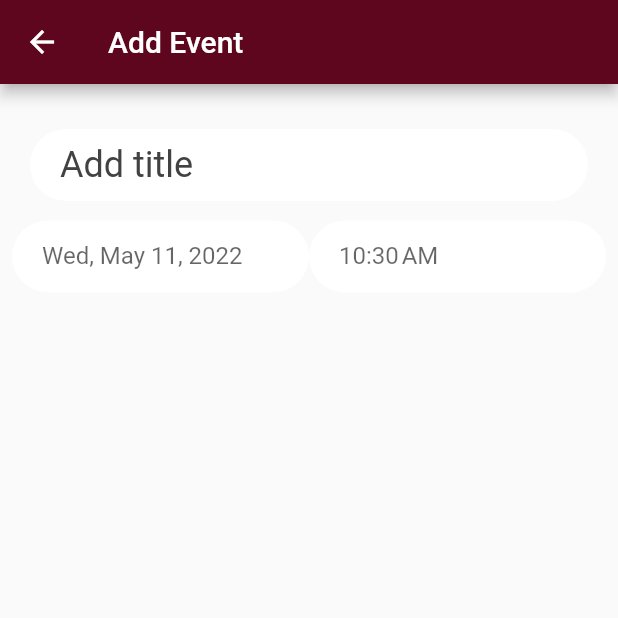
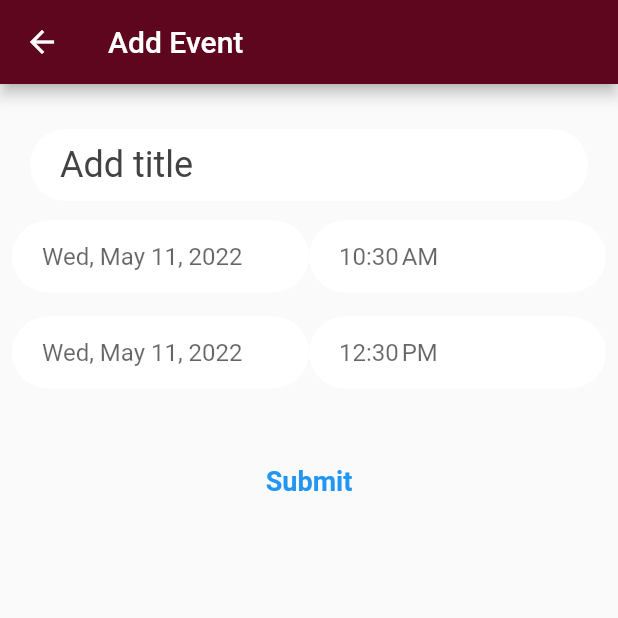
Before and after one commit to Loximity-oss/UTM-Study-Planner, a Flutter app: the CalendarEvent screen opened directly, on a phone screen of 412 x 824 dp, the top half of it. Run offline on Flutter 3.47's test engine with Material 2 defaults, Android fonts, the phone set to English and light mode, and no system bars; our stand-ins replace email_validator, flutter_calendar_carousel, flutter_local_notifications, font_awesome_flutter, hive, hive_flutter and 3 more; missing offline and left inert: mysql_client; accounts and stored records are empty; project files that could hold a hidden picture were left out.

Commit message:
Completed Front End of Add Event Page

```diff
--- a/utmstudyplanner_mobile/lib/views/home/calendarv2.dart
+++ b/utmstudyplanner_mobile/lib/views/home/calendarv2.dart
@@ -34,6 +34,7 @@ class _CalendarEventPageState extends State<CalendarEvent> {
   final dateAfterInput = TextEditingController();
   final timeBeforeInput = TextEditingController();
   final timeAfterInput = TextEditingController();
+  late DateTime date;
 
   @override
   Widget build(BuildContext context) {
@@ -84,17 +85,17 @@ class _CalendarEventPageState extends State<CalendarEvent> {
                         Expanded(
                           child: TextFormField(
                             controller: dateBeforeInput,
-                            onTap: () {
+                            onTap: () async {
                               FocusScope.of(context).requestFocus(FocusNode());
-                              showDatePicker(context: context,
+                              final DateTime? selectedDate = await showDatePicker(context: context,
                                   initialDate: DateTime.now(),
                                   firstDate: DateTime(0),
                                   lastDate: DateTime(9999));
+                              dateBeforeInput.text = DateFormat.yMMMEd().format(selectedDate!);
                             },
 
                             decoration: InputDecoration(
                                 contentPadding: const EdgeInsets.only(left: 20, right: 20),
-                                labelText: DateFormat.yMMMEd().format(DateTime.now()),
                                 hintText: DateFormat.yMMMEd().format(DateTime.now()),
                                 border: OutlineInputBorder(
                                   borderRadius: BorderRadius.circular(30.0),
@@ -112,15 +113,20 @@ class _CalendarEventPageState extends State<CalendarEvent> {
                         Expanded(
                           child: TextFormField(
                             controller: timeBeforeInput,
-                            onTap: (){
+                            onTap: () async {
                               FocusScope.of(context).requestFocus(FocusNode());
-                              showTimePicker(context: context,
+                              final TimeOfDay? selectedTime = await showTimePicker(context: context,
                                   initialTime: TimeOfDay.now()
                               );
+
+                              DateTime formattedTime(TimeOfDay today){
+                                final newTime = DateTime(DateTime.now().year, DateTime.now().month, DateTime.now().day, today.hour, today.minute);
+                                return newTime;
+                              }
+                              timeBeforeInput.text = DateFormat.jm().format(formattedTime(selectedTime!));
                             },
                             decoration: InputDecoration(
                                 contentPadding: const EdgeInsets.only(left: 20, right: 20),
-                                labelText: DateFormat.jm().format(DateTime.now()),
                                 hintText: DateFormat.jm().format(DateTime.now()),
                                 border: OutlineInputBorder(
                                   borderRadius: BorderRadius.circular(30.0),
@@ -137,6 +143,93 @@ class _CalendarEventPageState extends State<CalendarEvent> {
                       ],
                     ),
                   ),
+
+                  Container(
+                    padding: const EdgeInsets.all(8.0),
+                    child: Row(
+                      mainAxisAlignment: MainAxisAlignment.spaceBetween,
+                      children: <Widget>[
+                        Expanded(
+                            child: TextFormField(
+                              controller: dateAfterInput,
+                              onTap: () async {
+                                FocusScope.of(context).requestFocus(FocusNode());
+                                final DateTime? selectedDate = await showDatePicker(context: context,
+                                    initialDate: DateTime.now(),
+                                    firstDate: DateTime(0),
+                                    lastDate: DateTime(9999));
+                                dateAfterInput.text = DateFormat.yMMMEd().format(selectedDate!);
+                              },
+
+                              decoration: InputDecoration(
+                                  contentPadding: const EdgeInsets.only(left: 20, right: 20),
+                                  hintText: DateFormat.yMMMEd().format(DateTime.now()),
+                                  border: OutlineInputBorder(
+                                    borderRadius: BorderRadius.circular(30.0),
+                                    borderSide: const BorderSide(
+                                      width: 0,
+                                      style: BorderStyle.none,
+                                    ),
+                                  ),
+                                  filled: true,
+                                  fillColor: Colors.white
+                              ),
+                            )
+                        ),
+
+                        Expanded(
+                          child: TextFormField(
+                            controller: timeAfterInput,
+                            onTap: () async {
+                              FocusScope.of(context).requestFocus(FocusNode());
+                              final TimeOfDay? selectedTime = await showTimePicker(context: context,
+                                  initialTime: TimeOfDay.now()
+                              );
+
+                              DateTime formattedTime(TimeOfDay today){
+                                final newTime = DateTime(DateTime.now().year, DateTime.now().month, DateTime.now().day, today.hour, today.minute);
+                                return newTime;
+                              }
+                              timeAfterInput.text = DateFormat.jm().format(formattedTime(selectedTime!));
+                            },
+                            decoration: InputDecoration(
+                                contentPadding: const EdgeInsets.only(left: 20, right: 20),
+                                hintText: DateFormat.jm().format(DateTime.now().add(const Duration(hours: 2))),
+                                border: OutlineInputBorder(
+                                  borderRadius: BorderRadius.circular(30.0),
+                                  borderSide: const BorderSide(
+                                    width: 0,
+                                    style: BorderStyle.none,
+                                  ),
+                                ),
+                                filled: true,
+                                fillColor: Colors.white
+                            ),
+                          ),
+                        ),
+                      ],
+                    ),
+                  ),
+
+                  Container(
+                    padding: const EdgeInsets.fromLTRB(20.0, 30.0, 20.0, 5.0),
+                    child: Column(
+                      mainAxisAlignment: MainAxisAlignment.spaceBetween,
+                      children: <Widget>[
+                        TextButton(
+                            onPressed: (){
+
+                            },
+                            child:
+                            const Text("Submit",
+                              style: TextStyle(
+                                fontSize: 18,
+                                fontWeight: FontWeight.bold
+                              ),)
+                        )
+                      ],
+                    ),
+                  )
                 ],
               ),
             ),
```
